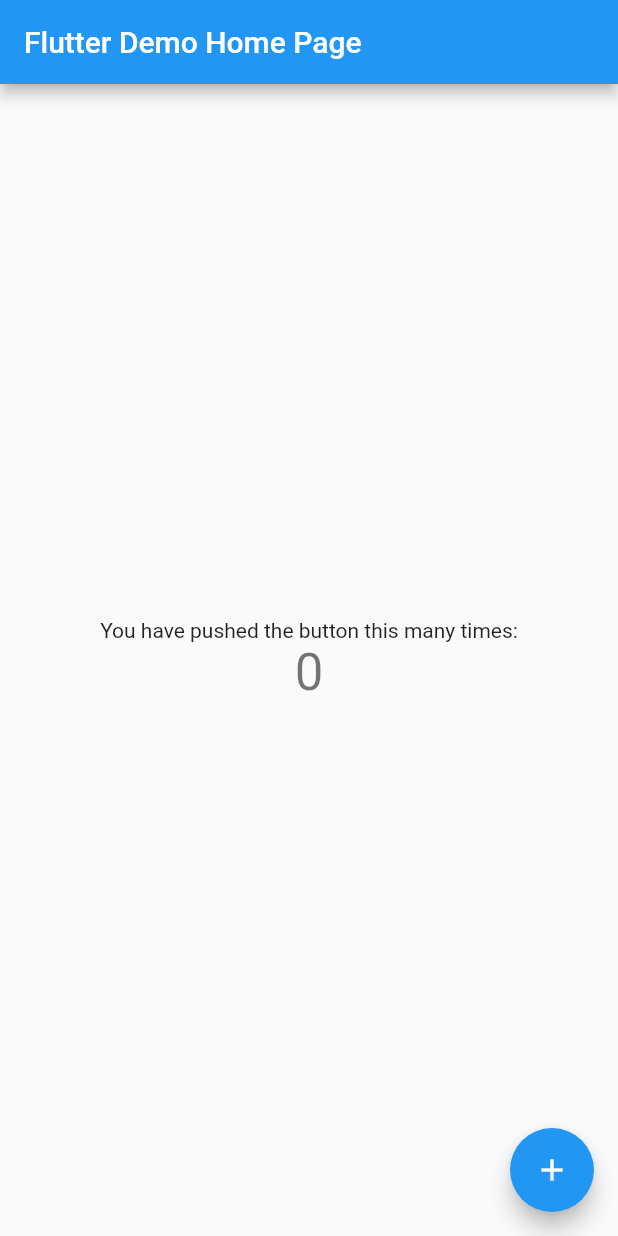
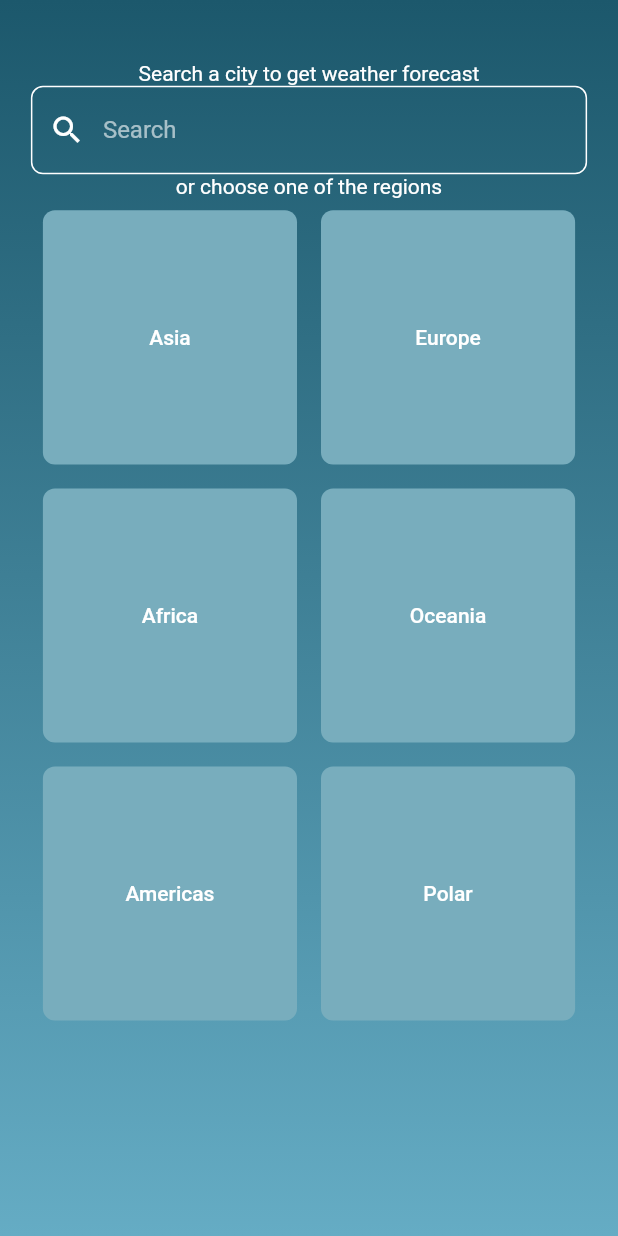
Before and after one commit to harundemir918/flutter_weather_forecast, a Flutter app: the screen it shows after launch, on a phone screen of 412 x 824 dp. Run offline on Flutter 3.47's test engine with Material 2 defaults, Android fonts, the light colour scheme and no system bars; our stand-ins replace auto_route.

Commit message:
auto route and basic theme implemented

```diff
--- /dev/null
+++ b/lib/core/utils/size_utils.dart
@@ -0,0 +1,10 @@
+import 'package:flutter/material.dart';
+
+class SizeUtils {
+  static double getWidth(context) => MediaQuery.of(context).size.width;
+  static double getHeight(context) => MediaQuery.of(context).size.height;
+  static double getDynamicWidth(context, value) =>
+      MediaQuery.of(context).size.width * value;
+  static double getDynamicHeight(context, value) =>
+      MediaQuery.of(context).size.height * value;
+}
--- a/lib/main.dart
+++ b/lib/main.dart
@@ -1,115 +1,28 @@
 import 'package:flutter/material.dart';
 
+import 'core/router/app_router.gr.dart';
+
 void main() {
-  runApp(const MyApp());
+  runApp(MyApp());
 }
 
 class MyApp extends StatelessWidget {
-  const MyApp({super.key});
+  final _appRouter = AppRouter();
+  MyApp({super.key});
 
-  // This widget is the root of your application.
   @override
   Widget build(BuildContext context) {
-    return MaterialApp(
-      title: 'Flutter Demo',
+    return MaterialApp.router(
+      debugShowCheckedModeBanner: false,
+      title: 'Weather Forecast',
       theme: ThemeData(
-        // This is the theme of your application.
-        //
-        // Try running your application with "flutter run". You'll see the
-        // application has a blue toolbar. Then, without quitting the app, try
-        // changing the primarySwatch below to Colors.green and then invoke
-        // "hot reload" (press "r" in the console where you ran "flutter run",
-        // or simply save your changes to "hot reload" in a Flutter IDE).
-        // Notice that the counter didn't reset back to zero; the application
-        // is not restarted.
         primarySwatch: Colors.blue,
+        textTheme: Theme.of(context).textTheme.apply(
+              bodyColor: Colors.white,
+            ),
       ),
-      home: const MyHomePage(title: 'Flutter Demo Home Page'),
+      routerDelegate: _appRouter.delegate(),
+      routeInformationParser: _appRouter.defaultRouteParser(),
     );
   }
 }
-
-class MyHomePage extends StatefulWidget {
-  const MyHomePage({super.key, required this.title});
-
-  // This widget is the home page of your application. It is stateful, meaning
-  // that it has a State object (defined below) that contains fields that affect
-  // how it looks.
-
-  // This class is the configuration for the state. It holds the values (in this
-  // case the title) provided by the parent (in this case the App widget) and
-  // used by the build method of the State. Fields in a Widget subclass are
-  // always marked "final".
-
-  final String title;
-
-  @override
-  State<MyHomePage> createState() => _MyHomePageState();
-}
-
-class _MyHomePageState extends State<MyHomePage> {
-  int _counter = 0;
-
-  void _incrementCounter() {
-    setState(() {
-      // This call to setState tells the Flutter framework that something has
-      // changed in this State, which causes it to rerun the build method below
-      // so that the display can reflect the updated values. If we changed
-      // _counter without calling setState(), then the build method would not be
-      // called again, and so nothing would appear to happen.
-      _counter++;
-    });
-  }
-
-  @override
-  Widget build(BuildContext context) {
-    // This method is rerun every time setState is called, for instance as done
-    // by the _incrementCounter method above.
-    //
-    // The Flutter framework has been optimized to make rerunning build methods
-    // fast, so that you can just rebuild anything that needs updating rather
-    // than having to individually change instances of widgets.
-    return Scaffold(
-      appBar: AppBar(
-        // Here we take the value from the MyHomePage object that was created by
-        // the App.build method, and use it to set our appbar title.
-        title: Text(widget.title),
-      ),
-      body: Center(
-        // Center is a layout widget. It takes a single child and positions it
-        // in the middle of the parent.
-        child: Column(
-          // Column is also a layout widget. It takes a list of children and
-          // arranges them vertically. By default, it sizes itself to fit its
-          // children horizontally, and tries to be as tall as its parent.
-          //
-          // Invoke "debug painting" (press "p" in the console, choose the
-          // "Toggle Debug Paint" action from the Flutter Inspector in Android
-          // Studio, or the "Toggle Debug Paint" command in Visual Studio Code)
-          // to see the wireframe for each widget.
-          //
-          // Column has various properties to control how it sizes itself and
-          // how it positions its children. Here we use mainAxisAlignment to
-          // center the children vertically; the main axis here is the vertical
-          // axis because Columns are vertical (the cross axis would be
-          // horizontal).
-          mainAxisAlignment: MainAxisAlignment.center,
-          children: <Widget>[
-            const Text(
-              'You have pushed the button this many times:',
-            ),
-            Text(
-              '$_counter',
-              style: Theme.of(context).textTheme.headline4,
-            ),
-          ],
-        ),
-      ),
-      floatingActionButton: FloatingActionButton(
-        onPressed: _incrementCounter,
-        tooltip: 'Increment',
-        child: const Icon(Icons.add),
-      ), // This trailing comma makes auto-formatting nicer for build methods.
-    );
-  }
-}
--- /dev/null
+++ b/lib/view/home/home_view.dart
@@ -0,0 +1,103 @@
+import 'package:auto_route/auto_route.dart';
+import 'package:flutter/material.dart';
+
+import '../../core/router/app_router.gr.dart';
+import '../../core/utils/size_utils.dart';
+
+class HomeView extends StatefulWidget {
+  const HomeView({Key? key}) : super(key: key);
+
+  @override
+  State<HomeView> createState() => _HomeViewState();
+}
+
+class _HomeViewState extends State<HomeView> {
+  @override
+  Widget build(BuildContext context) {
+    return Scaffold(
+      body: Container(
+        padding: EdgeInsets.symmetric(
+          horizontal: SizeUtils.getDynamicWidth(context, 0.05),
+          vertical: SizeUtils.getDynamicHeight(context, 0.05),
+        ),
+        decoration: BoxDecoration(
+          gradient: LinearGradient(
+            colors: [
+              Color(0xFF1C586C),
+              Color(0xFF65ACC4),
+            ],
+            begin: Alignment.topCenter,
+            end: Alignment.bottomCenter,
+          ),
+        ),
+        child: Column(
+          mainAxisAlignment: MainAxisAlignment.center,
+          children: [
+            const Text(
+              "Search a city to get weather forecast",
+            ),
+            TextFormField(
+              cursorColor: Colors.white,
+              decoration: InputDecoration(
+                border: OutlineInputBorder(
+                  borderRadius: BorderRadius.circular(8.0),
+                  borderSide: const BorderSide(width: 1, color: Colors.white),
+                ),
+                enabledBorder: OutlineInputBorder(
+                  borderRadius: BorderRadius.circular(8.0),
+                  borderSide: const BorderSide(width: 1, color: Colors.white),
+                ),
+                focusedBorder: OutlineInputBorder(
+                  borderRadius: BorderRadius.circular(8.0),
+                  borderSide: const BorderSide(width: 2, color: Colors.white),
+                ),
+                hintText: "Search",
+                hintStyle: TextStyle(color: Colors.white60),
+                prefixIcon: const Icon(Icons.search, color: Colors.white),
+              ),
+              textInputAction: TextInputAction.search,
+            ),
+            const Text(
+              "or choose one of the regions",
+            ),
+            Flexible(
+              child: GridView(
+                gridDelegate: const SliverGridDelegateWithFixedCrossAxisCount(
+                  crossAxisCount: 2,
+                ),
+                children: [
+                  _homeRegionCard("Asia"),
+                  _homeRegionCard("Europe"),
+                  _homeRegionCard("Africa"),
+                  _homeRegionCard("Oceania"),
+                  _homeRegionCard("Americas"),
+                  _homeRegionCard("Polar"),
+                ],
+              ),
+            ),
+          ],
+        ),
+      ),
+    );
+  }
+
+  TextButton _homeRegionCard(String region) {
+    return TextButton(
+      onPressed: () {
+        context.router.navigate(CountriesRoute(region: region));
+      },
+      child: Container(
+        decoration: BoxDecoration(
+          color: Color(0xFF78ADBD),
+          borderRadius: BorderRadius.circular(8.0),
+        ),
+        child: Center(
+          child: Text(
+            region,
+            style: TextStyle(color: Colors.white),
+          ),
+        ),
+      ),
+    );
+  }
+}
```
Also changed, not shown: lib/core/router/app_router.dart (added, +17 -0 lines), lib/view/cities/cities_view.dart (added, +115 -0 lines), lib/view/countries/countries_view.dart (added, +119 -0 lines), lib/view/weather/weather_view.dart (added, +72 -0 lines), lib/core/router/app_router.gr.dart (added), 1 other file.
